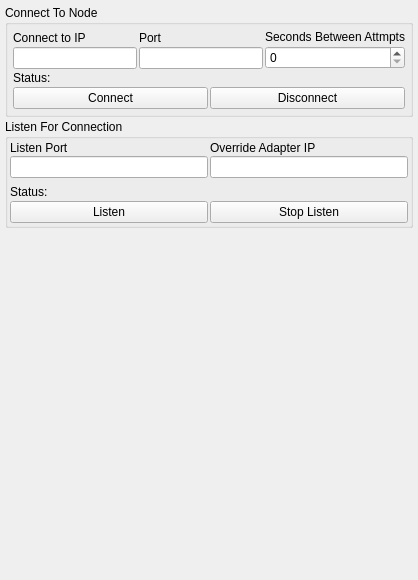
First picture: the form in GoTvApps/NetClientTest/NetClientTest/NetWidget.ui, repository brettrjones/gotvptop, before the edit.
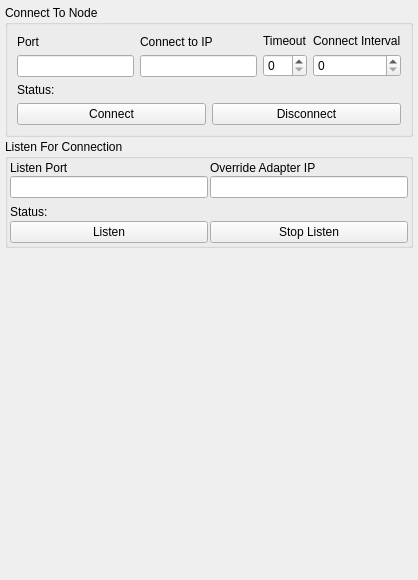
Second picture: the form after the edit. Custom widgets are drawn as their Qt base class.

The edit to the form file:
```diff
--- a/GoTvApps/NetClientTest/NetClientTest/NetWidget.ui
+++ b/GoTvApps/NetClientTest/NetClientTest/NetWidget.ui
@@ -40,24 +40,27 @@
      <property name="title">
       <string>Connect To Node</string>
      </property>
-     <layout class="QVBoxLayout" name="verticalLayout_8">
-      <property name="spacing">
-       <number>2</number>
-      </property>
-      <property name="leftMargin">
-       <number>5</number>
-      </property>
-      <property name="topMargin">
-       <number>5</number>
-      </property>
-      <property name="rightMargin">
-       <number>5</number>
-      </property>
-      <property name="bottomMargin">
-       <number>5</number>
-      </property>
+     <layout class="QVBoxLayout" name="verticalLayout_10">
       <item>
        <layout class="QHBoxLayout" name="horizontalLayout_2">
+        <item>
+         <layout class="QVBoxLayout" name="verticalLayout_3">
+          <item>
+           <widget class="QLabel" name="label_4">
+            <property name="text">
+             <string>Port</string>
+            </property>
+           </widget>
+          </item>
+          <item>
+           <widget class="QLineEdit" name="m_ConnectPortEdit">
+            <property name="maxLength">
+             <number>63</number>
+            </property>
+           </widget>
+          </item>
+         </layout>
+        </item>
         <item>
          <layout class="QVBoxLayout" name="verticalLayout">
           <item>
@@ -80,20 +83,16 @@
          </layout>
         </item>
         <item>
-         <layout class="QVBoxLayout" name="verticalLayout_3">
+         <layout class="QVBoxLayout" name="verticalLayout_9">
           <item>
-           <widget class="QLabel" name="label_4">
+           <widget class="QLabel" name="label_6">
             <property name="text">
-             <string>Port</string>
+             <string>Timeout</string>
             </property>
            </widget>
           </item>
           <item>
-           <widget class="QLineEdit" name="m_ConnectPortEdidt">
-            <property name="maxLength">
-             <number>63</number>
-            </property>
-           </widget>
+           <widget class="QSpinBox" name="m_ConnectTimeout"/>
           </item>
          </layout>
         </item>
@@ -102,7 +101,7 @@
           <item>
            <widget class="QLabel" name="label">
             <property name="text">
-             <string>Seconds Between Attmpts</string>
+             <string>Connect Interval</string>
             </property>
            </widget>
           </item>
```
